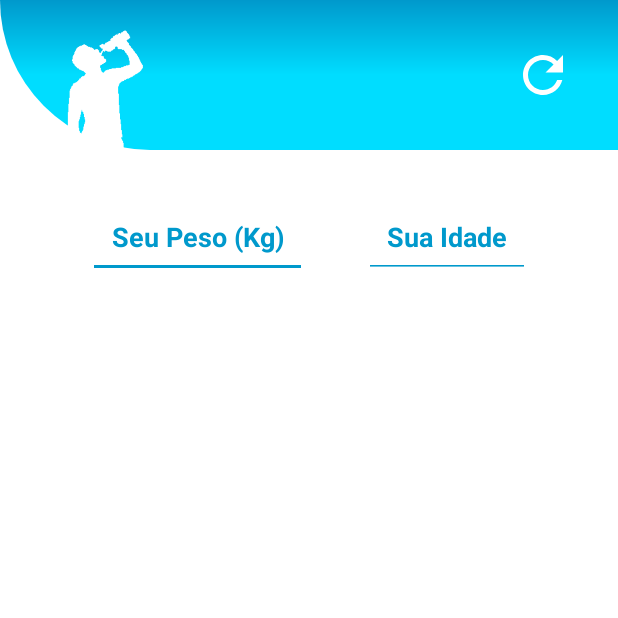
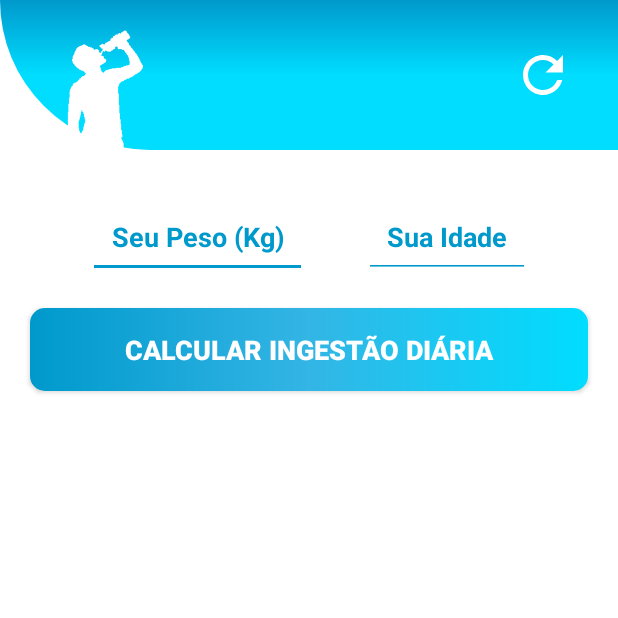
Before and after one commit to JonathanMelo04/Drink_Water_Reminder, an Android app: the screen it shows after launch (MainActivity), on a phone screen of 412 x 824 dp, the top half of it. Run offline under Robolectric (Android 15) with nearby library versions, the phone set to English and light mode, and no system bars.

Commit message:
added daily intake calculation button

```diff
--- /dev/null
+++ b/app/src/main/res/drawable/bg_degrade_button.xml
@@ -0,0 +1,12 @@
+<?xml version="1.0" encoding="utf-8"?>
+<shape xmlns:android="http://schemas.android.com/apk/res/android"
+    android:shape="rectangle">
+
+    <gradient
+        android:angle="360"
+        android:centerColor="@android:color/holo_blue_light"
+        android:endColor="@android:color/holo_blue_bright"
+        android:startColor="@android:color/holo_blue_dark"/>
+
+    <corners android:radius="10dp" />
+</shape>
--- a/app/src/main/res/layout/activity_main.xml
+++ b/app/src/main/res/layout/activity_main.xml
@@ -50,12 +50,12 @@
         android:backgroundTint="@android:color/holo_blue_dark"
         android:textSize="18sp"
         android:textStyle="bold"
-        app:layout_constraintEnd_toStartOf="@+id/editText"
+        app:layout_constraintEnd_toStartOf="@+id/edit_idade"
         app:layout_constraintStart_toStartOf="parent"
         app:layout_constraintTop_toBottomOf="@+id/container_header" />
 
     <EditText
-        android:id="@+id/editText"
+        android:id="@+id/edit_idade"
         android:layout_width="wrap_content"
         android:layout_height="wrap_content"
         android:layout_marginTop="30dp"
@@ -72,6 +72,23 @@
         android:textStyle="bold"
         app:layout_constraintEnd_toEndOf="parent"
         app:layout_constraintStart_toEndOf="@id/edit_peso"
-        app:layout_constraintTop_toBottomOf="@+id/container_header" />
+        app:layout_constraintTop_toBottomOf="@+id/container_header"/>
+
+    <androidx.appcompat.widget.AppCompatButton
+        android:id="@+id/bt_calcular"
+        android:layout_width="match_parent"
+        android:layout_height="wrap_content"
+        android:text="@string/text_button_calcular"
+        android:textColor="@android:color/white"
+        android:layout_margin="20dp"
+        android:textSize="18sp"
+        android:textStyle="bold"
+        android:padding="15dp"
+        android:background="@drawable/bg_degrade_button"
+        app:layout_constraintEnd_toEndOf="parent"
+        app:layout_constraintTop_toBottomOf="@id/edit_peso"
+        app:layout_constraintStart_toStartOf="parent"/>
+
+
 
 </androidx.constraintlayout.widget.ConstraintLayout>
--- a/app/src/main/res/values-night/themes.xml
+++ b/app/src/main/res/values-night/themes.xml
@@ -6,7 +6,7 @@
         <item name="colorPrimaryVariant">@color/blue</item>
         <item name="colorOnPrimary">@color/black</item>
         <!-- Secondary brand color. -->
-        <item name="colorSecondary">@color/teal_200</item>
+        <item name="colorSecondary">@color/blue</item>
         <item name="colorSecondaryVariant">@color/teal_200</item>
         <item name="colorOnSecondary">@color/black</item>
         <!-- Status bar color. -->
--- a/app/src/main/res/values/strings.xml
+++ b/app/src/main/res/values/strings.xml
@@ -2,4 +2,5 @@
     <string name="app_name">Drink Water - Reminder</string>
     <string name="hint_peso">Seu Peso (Kg)</string>
     <string name="hint_idade">Sua Idade</string>
+    <string name="text_button_calcular">Calcular Ingestão Diária</string>
 </resources>
--- a/app/src/main/res/values/themes.xml
+++ b/app/src/main/res/values/themes.xml
@@ -6,7 +6,7 @@
         <item name="colorPrimaryVariant">@color/blue</item>
         <item name="colorOnPrimary">@color/white</item>
         <!-- Secondary brand color. -->
-        <item name="colorSecondary">@color/teal_200</item>
+        <item name="colorSecondary">@color/blue</item>
         <item name="colorSecondaryVariant">@color/teal_700</item>
         <item name="colorOnSecondary">@color/black</item>
         <!-- Status bar color. -->
```
